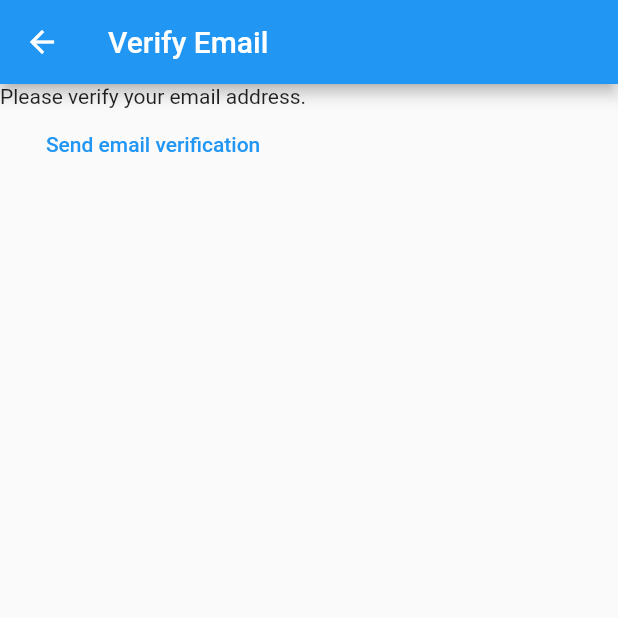
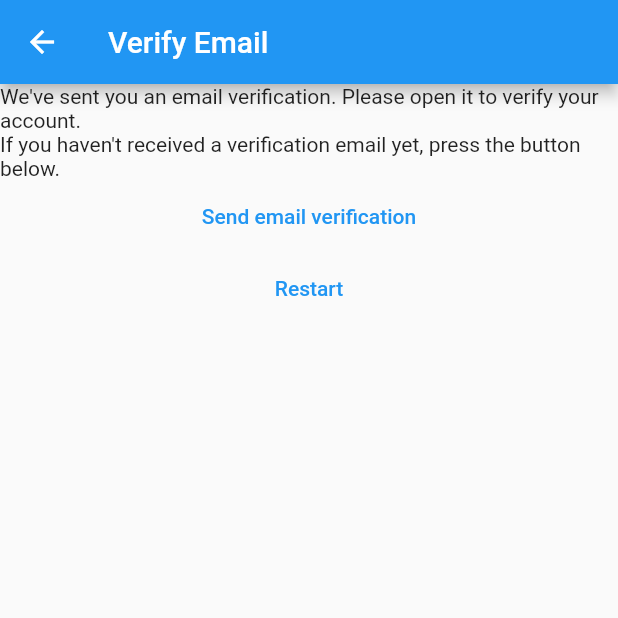
Before and after one commit to nguyenNgG/mynotes, a Flutter app: the VerifyEmailView screen opened directly, on a phone screen of 412 x 824 dp, the top half of it. Run offline on Flutter 3.47's test engine with Material 2 defaults, Android fonts, the phone set to English and light mode, and no system bars; our stand-ins replace firebase_auth, firebase_core; accounts and stored records are empty.

Commit message:
add verifyEmail route; automatically send verification

```diff
--- a/lib/constants/routes.dart
+++ b/lib/constants/routes.dart
@@ -1,3 +1,4 @@
 const loginRoute = '/login/';
 const registerRoute = '/register/';
 const notesRoute = '/notes/';
+const verifyEmailRoute = '/verify-email/';
--- a/lib/main.dart
+++ b/lib/main.dart
@@ -21,6 +21,7 @@ void main() async {
       loginRoute: (context) => const LoginView(),
       registerRoute: (context) => const RegisterView(),
       notesRoute: (context) => const NotesView(),
+      verifyEmailRoute: (context) => const VerifyEmailView(),
     },
   ));
 }
--- a/lib/views/verify_email_view.dart
+++ b/lib/views/verify_email_view.dart
@@ -1,5 +1,6 @@
 import 'package:firebase_auth/firebase_auth.dart';
 import 'package:flutter/material.dart';
+import 'package:mynotes/constants/routes.dart';
 
 class VerifyEmailView extends StatefulWidget {
   const VerifyEmailView({Key? key}) : super(key: key);
@@ -17,14 +18,27 @@ class _VerifyEmailViewState extends State<VerifyEmailView> {
       ),
       body: Column(
         children: [
-          const Text('Please verify your email address.'),
+          const Text(
+              "We've sent you an email verification. Please open it to verify your account."),
+          const Text(
+              "If you haven't received a verification email yet, press the button below."),
           TextButton(
             onPressed: () async {
               final user = FirebaseAuth.instance.currentUser;
               await user?.sendEmailVerification();
             },
             child: const Text('Send email verification'),
-          )
+          ),
+          TextButton(
+            onPressed: () async {
+              await FirebaseAuth.instance.signOut();
+              Navigator.of(context).pushNamedAndRemoveUntil(
+                registerRoute,
+                (route) => false,
+              );
+            },
+            child: const Text('Restart'),
+          ),
         ],
       ),
     );
```
Also changed, not shown: lib/views/register_view.dart (+7 -5 lines).
